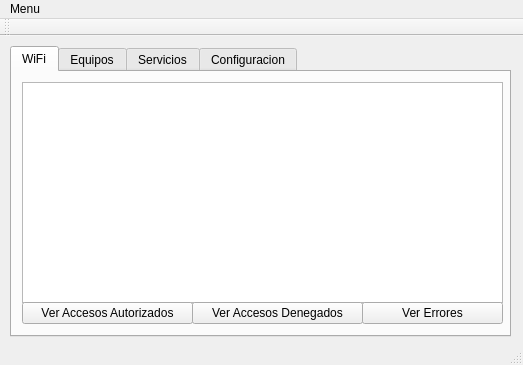
First picture: the form in ui/main.ui, repository daetsamupm/gestion-it, before the edit.
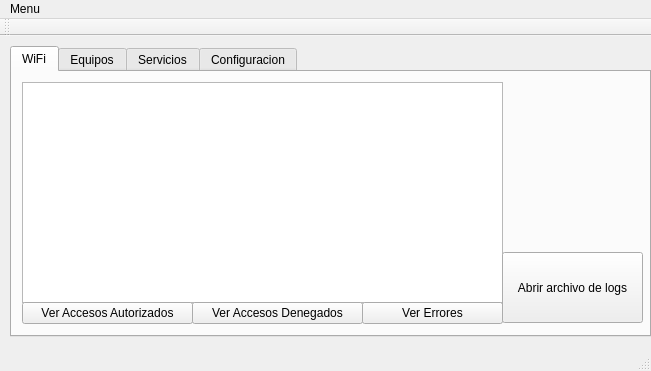
Second picture: the form after the edit. Icons and pictures are not drawn.

Commit message: Agregado nuevas funcionalidades ui

Diff of the .ui file:
```diff
--- a/ui/main.ui
+++ b/ui/main.ui
@@ -6,8 +6,8 @@
    <rect>
     <x>0</x>
     <y>0</y>
-    <width>523</width>
-    <height>365</height>
+    <width>651</width>
+    <height>371</height>
    </rect>
   </property>
   <property name="sizePolicy">
@@ -24,8 +24,8 @@
   </property>
   <property name="maximumSize">
    <size>
-    <width>523</width>
-    <height>365</height>
+    <width>1000</width>
+    <height>1000</height>
    </size>
   </property>
   <property name="windowTitle">
@@ -47,7 +47,7 @@
      <rect>
       <x>10</x>
       <y>10</y>
-      <width>501</width>
+      <width>641</width>
       <height>291</height>
      </rect>
     </property>
@@ -128,6 +128,25 @@
        <string>Ver Errores</string>
       </property>
      </widget>
+     <widget class="QPushButton" name="btnAbrirLogs">
+      <property name="geometry">
+       <rect>
+        <x>490</x>
+        <y>180</y>
+        <width>141</width>
+        <height>71</height>
+       </rect>
+      </property>
+      <property name="text">
+       <string>Abrir archivo de logs</string>
+      </property>
+     </widget>
+     <zorder>tableWiFi</zorder>
+     <zorder>btnAccesos</zorder>
+     <zorder>btnDenegados</zorder>
+     <zorder>btnErrores</zorder>
+     <zorder>btnAbrirLogs</zorder>
+     <zorder>btnAbrirLogs</zorder>
     </widget>
     <widget class="QWidget" name="tabEquipos">
      <attribute name="title">
@@ -174,7 +193,7 @@
     <rect>
      <x>0</x>
      <y>0</y>
-     <width>523</width>
+     <width>651</width>
      <height>19</height>
     </rect>
    </property>
```
Left out of the diff: 17 changed lines with no effect on the pictures. The commit also changes 2 other files.
